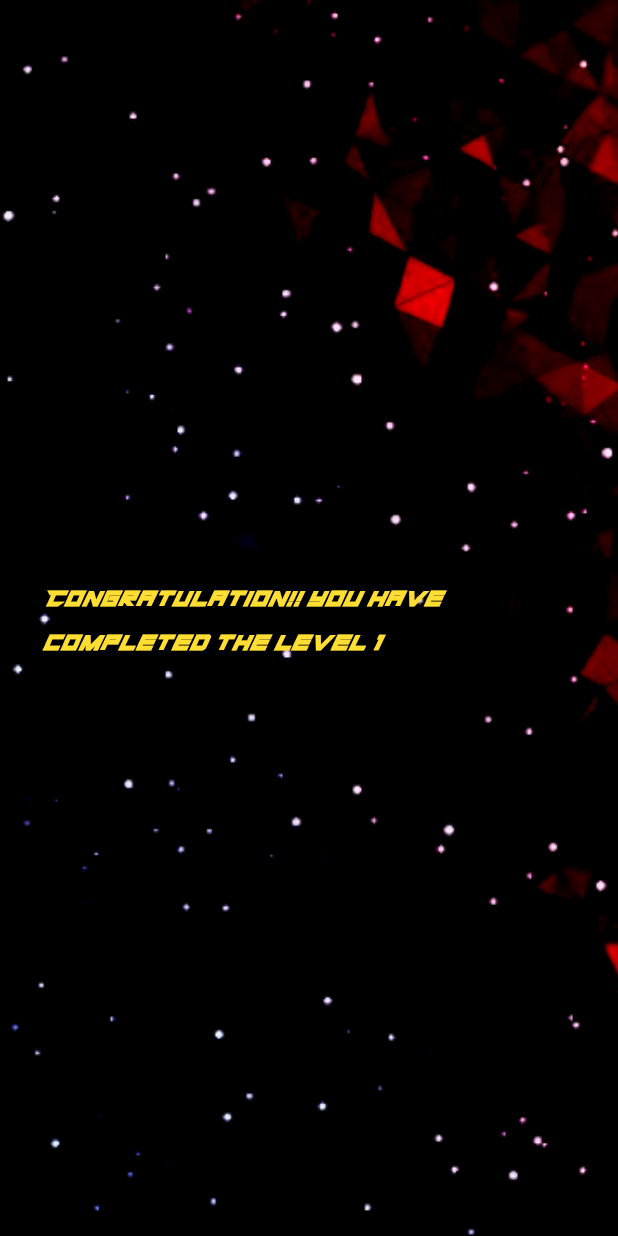
After one commit to Amangupta0000/paradox2024_fronted, a Flutter app: the LevelCompleteScreen screen opened directly, on a phone screen of 412 x 824 dp. The commit adds this screen. Run offline on Flutter 3.47's test engine with Material 3 defaults, Android fonts, the phone set to English and light mode, and no system bars; our stand-ins replace cached_network_image, dio, firebase_core, get, shared_preferences; missing offline and left inert: flutter_timer_countdown, simple_barcode_scanner; accounts and stored records are empty.

Commit message:
app icon added

```diff
--- /dev/null
+++ b/lib/features/home/screens/level1_complete_screen.dart
@@ -0,0 +1,33 @@
+import 'package:flutter/material.dart';
+
+class LevelCompleteScreen extends StatelessWidget {
+  const LevelCompleteScreen({super.key});
+
+  @override
+  Widget build(BuildContext context) {
+    return Scaffold(
+      body: Container(
+        decoration: const BoxDecoration(
+          image: DecorationImage(
+            image: AssetImage("assets/bg.png"),
+            fit: BoxFit.cover,
+          ),
+        ),
+        child: Center(
+          child: Padding(
+            padding: const EdgeInsets.all(30.0),
+            child: Text(
+              "Congratulation!! you have completed the level 1",
+              style: TextStyle(
+                fontFamily: 'Hermes',
+                fontSize: 20,
+                fontWeight: FontWeight.bold,
+                color: Color(0xFFFFDE34),
+              ),
+            ),
+          ),
+        ),
+      ),
+    );
+  }
+}
--- a/lib/leaderboardPage.dart
+++ b/lib/leaderboardPage.dart
@@ -126,7 +126,7 @@ class _leaderboardPageState extends State<leaderboardPage> {
                           top: screenHeight * 0.18,
                           left: screenWidth * 0.08,
                           child: Text(
-                            leaderboard[1]['name'],
+                            leaderboard[1]['name'] ?? "unknown",
                             style: TextStyle(
                               fontFamily: 'Hermes',
                               fontSize: screenHeight * 0.03,
@@ -139,7 +139,7 @@ class _leaderboardPageState extends State<leaderboardPage> {
                           top: screenHeight * 0.21,
                           left: screenWidth * 0.28,
                           child: Text(
-                            leaderboard[0]['name'] ?? "Aman",
+                            leaderboard[0]['name'] ?? "Unknown",
                             style: TextStyle(
                               fontFamily: 'Hermes',
                               fontSize: screenHeight * 0.03,
--- a/pubspec.yaml
+++ b/pubspec.yaml
@@ -16,7 +16,7 @@ publish_to: 'none' # Remove this line if you wish to publish to pub.dev
 # https://developer.apple.com/library/archive/documentation/General/Reference/InfoPlistKeyReference/Articles/CoreFoundationKeys.html
 # In Windows, build-name is used as the major, minor, and patch parts
 # of the product and file versions while build-number is used as the build suffix.
-version: 1.0.0+1
+version: 1.0.1+3
 
 environment:
   sdk: '>=3.3.1 <4.0.0'
```
Also changed, not shown: lib/authentication/sign_up_screen.dart (+6 -7 lines), lib/features/home/screens/question_card_widget.dart (+104 -75 lines), 28 other files.
